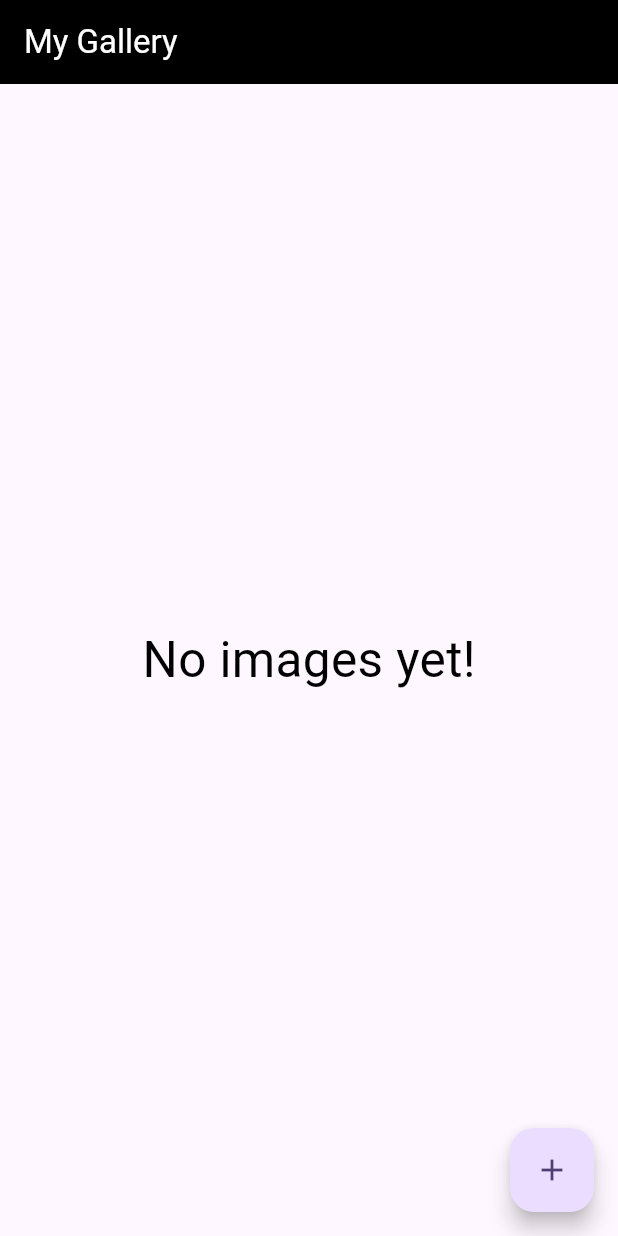
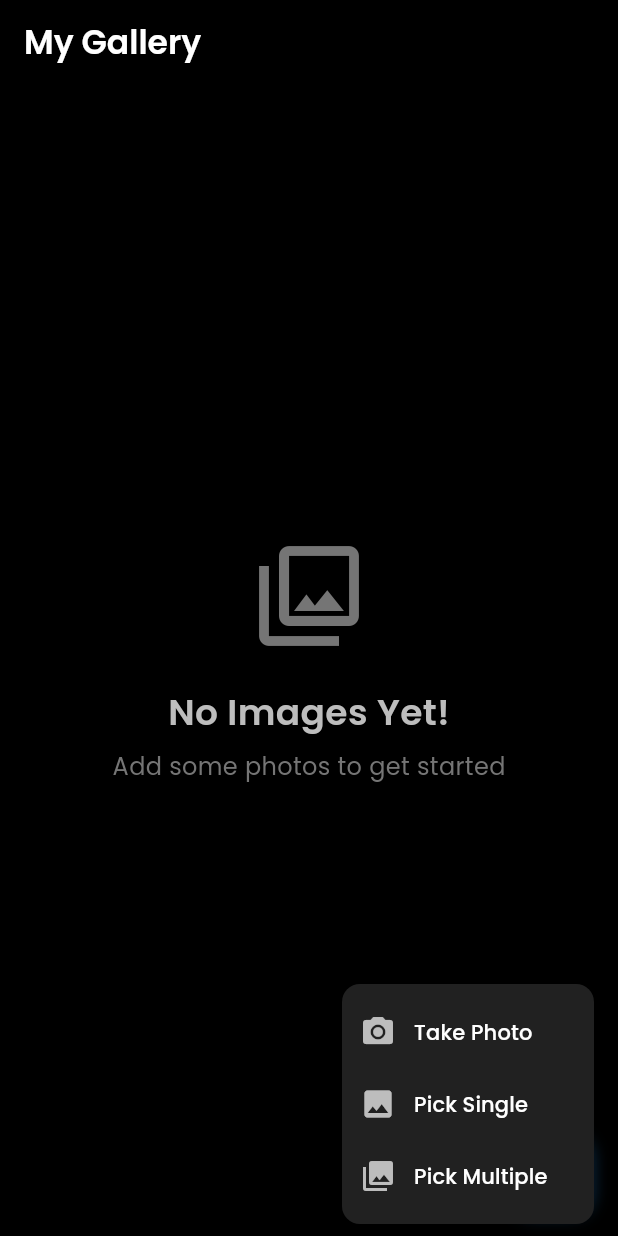
Before and after one commit to saadbuildapps/Gallery_App, a Flutter app: the screen it shows after launch, after a tap on the "add" icon, on a phone screen of 412 x 824 dp. Run offline on Flutter 3.47's test engine with Material 3 defaults, Android fonts, the phone set to English and light mode, and no system bars; our stand-ins replace google_fonts, image_picker.

```diff
--- a/lib/gallery_photoScreen.dart
+++ b/lib/gallery_photoScreen.dart
@@ -1,5 +1,7 @@
 import 'dart:io';
 import 'package:flutter/material.dart';
+import 'package:gallery_app/detailScreen.dart';
+import 'package:google_fonts/google_fonts.dart';
 import 'package:image_picker/image_picker.dart';
 
 // ------------------ Gallery Screen ------------------
@@ -15,22 +17,22 @@ class _GalleryScreenState extends State<GalleryScreen> {
   List<File> images = [];
   Set<int> selectedIndexes = {};
 
-  /// Pick single image (Camera or Gallery)
   Future<void> _pickImage(ImageSource source) async {
-    final pickedFile = await _picker.pickImage(source: source);
-    if (pickedFile != null) {
+    final pickFile = await _picker.pickImage(source: source);
+
+    if (pickFile != null) {
       setState(() {
-        images.add(File(pickedFile.path));
+        images.add(File(pickFile.path));
       });
     }
   }
 
-  /// Pick multiple images from gallery
   Future<void> _pickMultipleImages() async {
     final pickedFiles = await _picker.pickMultiImage();
+
     if (pickedFiles.isNotEmpty) {
       setState(() {
-        images.addAll(pickedFiles.map((file) => File(file.path)).toList());
+        images.addAll(pickedFiles.map((files) => File(files.path)).toList());
       });
     }
   }
@@ -64,37 +66,65 @@ class _GalleryScreenState extends State<GalleryScreen> {
   @override
   Widget build(BuildContext context) {
     return Scaffold(
+      backgroundColor: Colors.black,
       appBar: AppBar(
         backgroundColor: Colors.black,
+        elevation: 0,
         title: Text(
           selectedIndexes.isEmpty
               ? "My Gallery"
               : "${selectedIndexes.length} selected",
-          style: TextStyle(color: Colors.white),
+          style: GoogleFonts.poppins(
+            color: Colors.white,
+            fontWeight: FontWeight.w600,
+          ),
         ),
         actions: [
           if (selectedIndexes.isNotEmpty)
             IconButton(
-              icon: const Icon(Icons.delete, color: Colors.white),
+              icon: const Icon(Icons.delete, color: Colors.red),
               onPressed: deleteSelected,
             ),
         ],
       ),
       body: images.isEmpty
-          ? const Center(
-              child: Text(
-                "No images yet!",
-                style: TextStyle(color: Colors.black, fontSize: 33),
+          ? Center(
+              child: Column(
+                mainAxisAlignment: MainAxisAlignment.center,
+                children: [
+                  Icon(
+                    Icons.photo_library_outlined,
+                    size: 80,
+                    color: Colors.grey[600],
+                  ),
+                  const SizedBox(height: 20),
+                  Text(
+                    'No Images Yet!',
+                    style: GoogleFonts.poppins(
+                      color: Colors.grey[400],
+                      fontSize: 24,
+                      fontWeight: FontWeight.w600,
+                    ),
+                  ),
+                  const SizedBox(height: 8),
+                  Text(
+                    'Add some photos to get started',
+                    style: GoogleFonts.poppins(
+                      color: Colors.grey[600],
+                      fontSize: 16,
+                    ),
+                  ),
+                ],
               ),
             )
           : Padding(
-              padding: const EdgeInsets.all(8.0),
+              padding: const EdgeInsets.all(12.0),
               child: GridView.builder(
                 itemCount: images.length,
                 gridDelegate: const SliverGridDelegateWithFixedCrossAxisCount(
                   crossAxisCount: 2,
-                  crossAxisSpacing: 8,
-                  mainAxisSpacing: 8,
+                  crossAxisSpacing: 12,
+                  mainAxisSpacing: 12,
                 ),
                 itemBuilder: (context, index) {
                   final isSelected = selectedIndexes.contains(index);
@@ -117,12 +147,19 @@ class _GalleryScreenState extends State<GalleryScreen> {
                       }
                     },
                     onLongPress: () => toggleSelection(index),
+                    child: Container(
+                      decoration: BoxDecoration(
+                        borderRadius: BorderRadius.circular(16),
+                        border: isSelected
+                            ? Border.all(color: Colors.blue, width: 3)
+                            : Border.all(color: Colors.grey[800]!, width: 1),
+                      ),
                       child: Stack(
                         children: [
                           Hero(
                             tag: "img$index",
                             child: ClipRRect(
-                            borderRadius: BorderRadius.circular(16),
+                              borderRadius: BorderRadius.circular(15),
                               child: Image.file(
                                 images[index],
                                 fit: BoxFit.cover,
@@ -134,18 +171,19 @@ class _GalleryScreenState extends State<GalleryScreen> {
                           if (isSelected)
                             Container(
                               decoration: BoxDecoration(
-                              color: Colors.black45,
-                              borderRadius: BorderRadius.circular(16),
+                                color: Colors.black.withOpacity(0.6),
+                                borderRadius: BorderRadius.circular(15),
                               ),
                               child: const Center(
                                 child: Icon(
                                   Icons.check_circle,
-                                color: Colors.white,
-                                size: 40,
+                                  color: Colors.blue,
+                                  size: 50,
                                 ),
                               ),
                             ),
                         ],
+                      ),
                     ),
                   );
                 },
@@ -158,68 +196,73 @@ class _GalleryScreenState extends State<GalleryScreen> {
           } else if (value == "single_gallery") {
             _pickImage(ImageSource.gallery);
           } else {
-            _pickMultipleImages(); // ✅ multiple gallery images
+            _pickMultipleImages();
           }
         },
+        color: Colors.grey[900],
+        shape: RoundedRectangleBorder(borderRadius: BorderRadius.circular(12)),
         itemBuilder: (context) => [
-          const PopupMenuItem(value: "camera", child: Text("Take Photo")),
-          const PopupMenuItem(
-            value: "single_gallery",
-            child: Text("Pick Single from Gallery"),
-          ),
-          const PopupMenuItem(
-            value: "multi_gallery",
-            child: Text("Pick Multiple from Gallery"),
+          PopupMenuItem(
+            value: "camera",
+            child: Row(
+              children: [
+                const Icon(Icons.camera_alt, color: Colors.white70),
+                const SizedBox(width: 12),
+                Text(
+                  "Take Photo",
+                  style: GoogleFonts.poppins(color: Colors.white),
                 ),
               ],
-        child: FloatingActionButton(
-          onPressed: () {
-            _pickMultipleImages();
-          },
-          child: const Icon(Icons.add),
+            ),
+          ),
+          PopupMenuItem(
+            value: "single_gallery",
+            child: Row(
+              children: [
+                const Icon(Icons.photo, color: Colors.white70),
+                const SizedBox(width: 12),
+                Text(
+                  "Pick Single",
+                  style: GoogleFonts.poppins(color: Colors.white),
+                ),
+              ],
+            ),
+          ),
+          PopupMenuItem(
+            value: "multi_gallery",
+            child: Row(
+              children: [
+                const Icon(Icons.photo_library, color: Colors.white70),
+                const SizedBox(width: 12),
+                Text(
+                  "Pick Multiple",
+                  style: GoogleFonts.poppins(color: Colors.white),
+                ),
+              ],
+            ),
+          ),
+        ],
+        child: Container(
+          width: 56,
+          height: 56,
+          decoration: BoxDecoration(
+            gradient: const LinearGradient(
+              colors: [Colors.blue, Colors.purple],
+              begin: Alignment.topLeft,
+              end: Alignment.bottomRight,
+            ),
+            borderRadius: BorderRadius.circular(16),
+            boxShadow: [
+              BoxShadow(
+                color: Colors.blue.withOpacity(0.3),
+                blurRadius: 8,
+                offset: const Offset(0, 4),
+              ),
+            ],
+          ),
+          child: const Icon(Icons.add, color: Colors.white, size: 28),
         ),
       ),
     );
   }
 }
-
-// ------------------ Detail Screen ------------------
-class DetailScreen extends StatelessWidget {
-  final File imageFile;
-  final String tag;
-  final VoidCallback onDelete;
-
-  const DetailScreen({
-    super.key,
-    required this.imageFile,
-    required this.tag,
-    required this.onDelete,
-  });
-
-  @override
-  Widget build(BuildContext context) {
-    return Scaffold(
-      appBar: AppBar(
-        title: const Text("Image Detail"),
-        actions: [
-          IconButton(
-            icon: const Icon(Icons.delete),
-            onPressed: () {
-              onDelete();
-              Navigator.pop(context);
-            },
-          ),
-        ],
-      ),
-      body: Center(
-        child: Hero(
-          tag: tag,
-          child: ClipRRect(
-            borderRadius: BorderRadius.circular(12),
-            child: Image.file(imageFile, fit: BoxFit.contain),
-          ),
-        ),
-      ),
-    );
-  }
-}
```
Also changed, not shown: lib/detailScreen.dart (added, +67 -0 lines), lib/Image_cocntroller.dart (added). Lines whose indentation alone changed are shown as unchanged.
